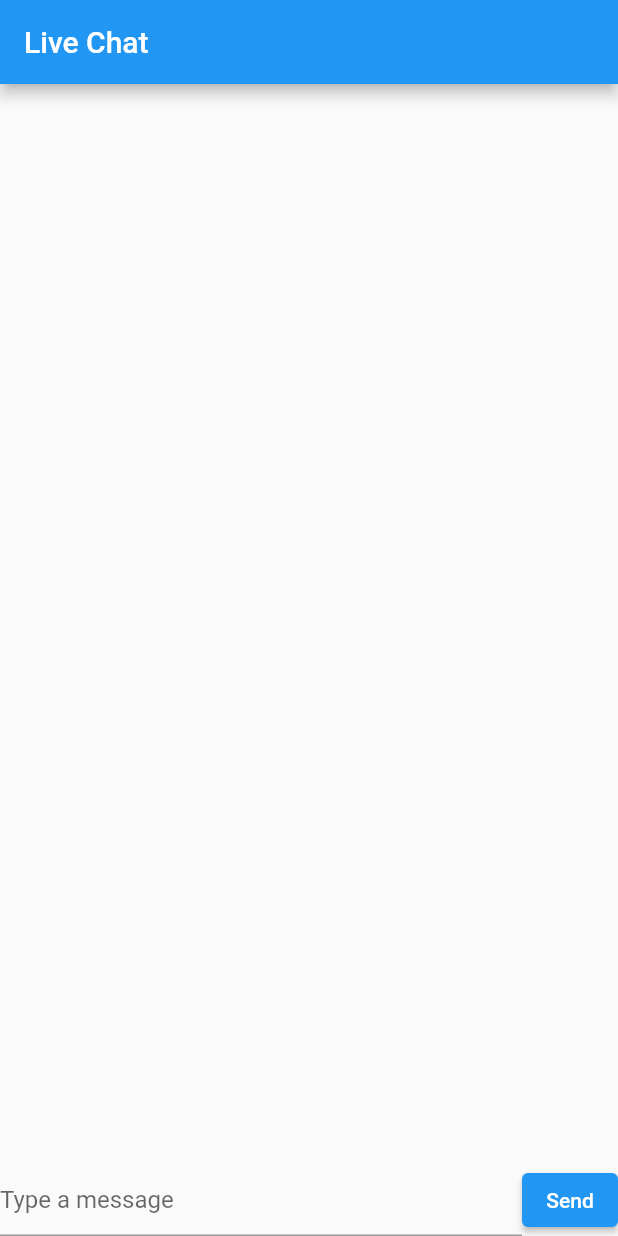
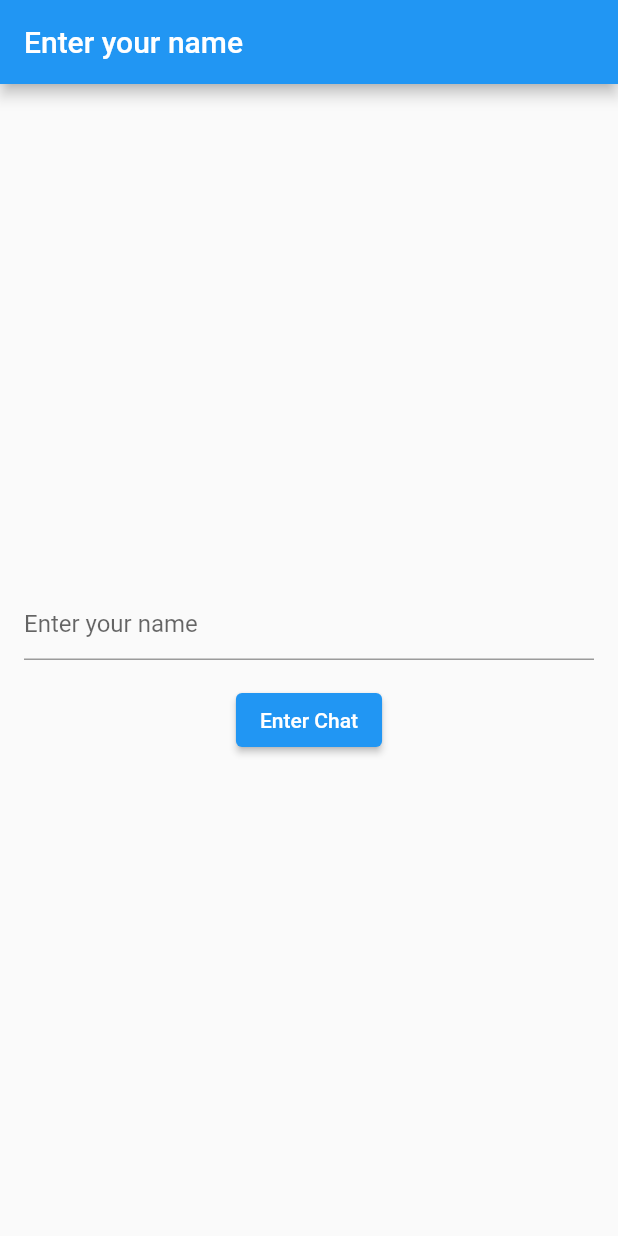
Before and after one commit to rohitNair21/outreachAppFInal, a Flutter app: the screen it shows after launch, on a phone screen of 412 x 824 dp. Run offline on Flutter 3.47's test engine with Material 2 defaults, Android fonts, the light colour scheme and no system bars; our stand-ins replace cloud_firestore, firebase_core; accounts and stored records are empty.

Commit message:
Re-implemented naming conventions

```diff
--- /dev/null
+++ b/lib/NamePage.dart
@@ -0,0 +1,47 @@
+import 'package:flutter/material.dart';
+import 'ChatPage.dart';
+
+class NamePage extends StatefulWidget {
+  const NamePage({Key? key}) : super(key: key);
+
+  @override
+  _NamePageState createState() => _NamePageState();
+}
+
+class _NamePageState extends State<NamePage> {
+  final TextEditingController _textController = TextEditingController();
+
+  @override
+  Widget build(BuildContext context) {
+    return Scaffold(
+      appBar: AppBar(
+        title: Text('Enter your name'),
+      ),
+      body: Column(
+        mainAxisAlignment: MainAxisAlignment.center,
+        children: <Widget>[
+          Padding(
+            padding: const EdgeInsets.all(16.0),
+            child: TextField(
+              controller: _textController,
+              decoration: InputDecoration(hintText: 'Enter your name'),
+            ),
+          ),
+          ElevatedButton(
+            child: Text('Enter Chat'),
+            onPressed: () {
+              Navigator.push(
+                context,
+                MaterialPageRoute(
+                  builder: (context) => ChatPage(
+                    username: _textController.text,
+                  ),
+                ),
+              );
+            },
+          ),
+        ],
+      ),
+    );
+  }
+}
--- a/lib/main.dart
+++ b/lib/main.dart
@@ -2,6 +2,7 @@ import 'package:flutter/material.dart';
 import 'package:firebase_core/firebase_core.dart';
 import 'package:cloud_firestore/cloud_firestore.dart';
 import 'ChatPage.dart';
+import 'NamePage.dart';
 
 void main() async {
   WidgetsFlutterBinding.ensureInitialized();
@@ -14,7 +15,7 @@ class MyApp extends StatelessWidget {
   Widget build(BuildContext context) {
     return MaterialApp(
       title: 'My App',
-      home: ChatPage(),
+      home: NamePage(),
     );
   }
 }
```
Also changed, not shown: lib/ChatPage.dart (+7 -3 lines).
